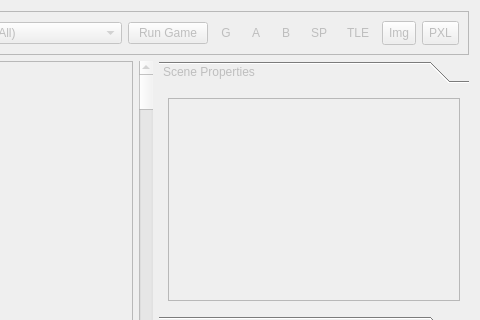
Above: RetroEDv2/tools/sceneeditorv5.ui from RSDKModding/RetroED before the change; both pictures show x 868 to 1348 and y 0 to 320 of the 1348 by 513 pixel window. Below: the same form after it.
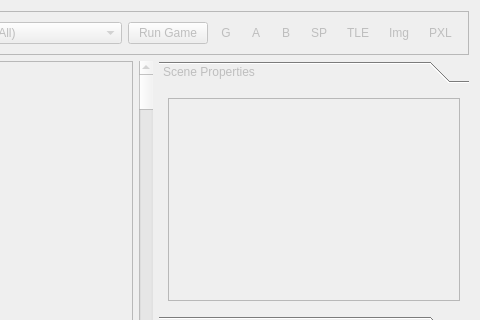
That is the form after the change. The open tabs and pages were chosen to show the change. Icons and pictures are not drawn.

```diff
--- a/RetroEDv2/tools/sceneeditorv5.ui
+++ b/RetroEDv2/tools/sceneeditorv5.ui
@@ -257,6 +257,9 @@
          <iconset resource="../resources.qrc">
           <normaloff>:/icons/ic_image_48px.svg</normaloff>:/icons/ic_image_48px.svg</iconset>
         </property>
+        <property name="autoRaise">
+         <bool>true</bool>
+        </property>
        </widget>
       </item>
       <item row="0" column="12">
@@ -675,7 +678,7 @@
          <bool>true</bool>
         </property>
         <property name="autoRaise">
-         <bool>false</bool>
+         <bool>true</bool>
         </property>
        </widget>
       </item>
```
Left out of the diff: 8 changed lines with no effect on the pictures.
